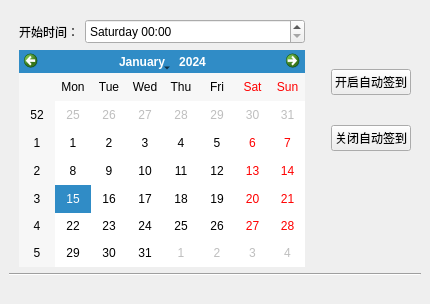
Before: the Qt Designer form ui/main.ui in GavinTan/checkinbot, drawn with Qt 5.
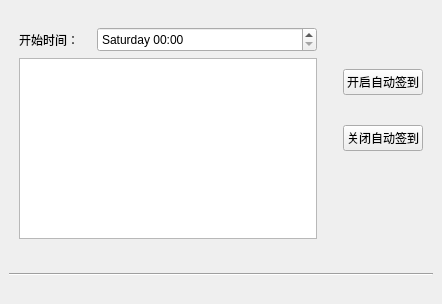
After: the same form once the commit is applied.

The edit to the form file:
```diff
--- a/ui/main.ui
+++ b/ui/main.ui
@@ -6,7 +6,7 @@
    <rect>
     <x>0</x>
     <y>0</y>
-    <width>418</width>
+    <width>442</width>
     <height>304</height>
    </rect>
   </property>
@@ -31,6 +31,19 @@
       </property>
       <item>
        <layout class="QVBoxLayout" name="verticalLayout_4">
+        <item>
+         <spacer name="verticalSpacer_2">
+          <property name="orientation">
+           <enum>Qt::Vertical</enum>
+          </property>
+          <property name="sizeHint" stdset="0">
+           <size>
+            <width>20</width>
+            <height>20</height>
+           </size>
+          </property>
+         </spacer>
+        </item>
         <item>
          <layout class="QHBoxLayout" name="horizontalLayout_3">
           <item>
@@ -59,7 +72,20 @@
          </layout>
         </item>
         <item>
-         <widget class="QCalendarWidget" name="calendar_widget"/>
+         <widget class="QTextBrowser" name="show_log"/>
+        </item>
+        <item>
+         <spacer name="verticalSpacer_3">
+          <property name="orientation">
+           <enum>Qt::Vertical</enum>
+          </property>
+          <property name="sizeHint" stdset="0">
+           <size>
+            <width>20</width>
+            <height>40</height>
+           </size>
+          </property>
+         </spacer>
         </item>
        </layout>
       </item>
```
